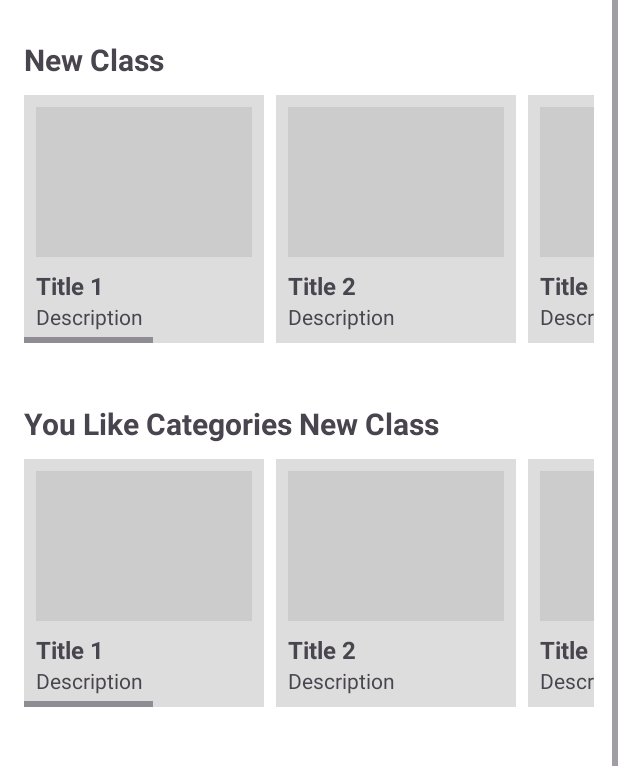
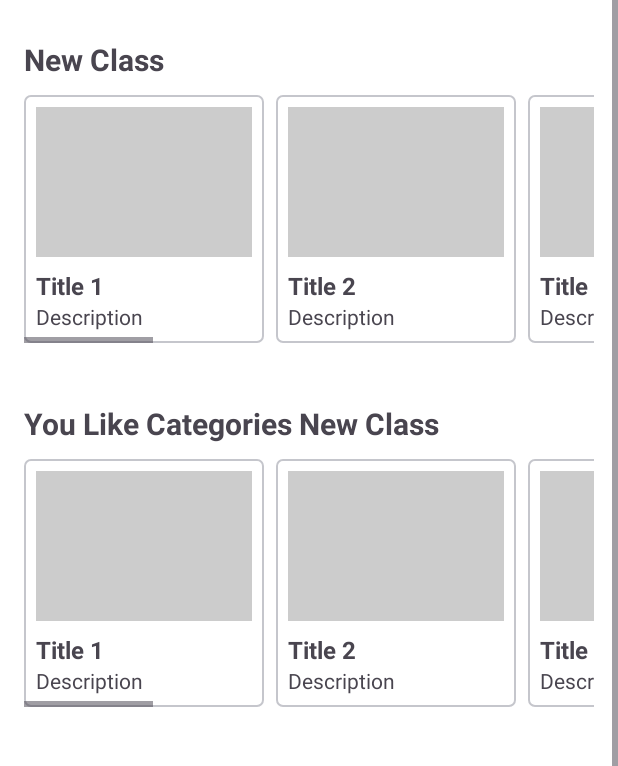
Before and after one commit to PlantInGreenhouse/MP_TermProject_1, an Android app: the lobby_3 screen opened directly, with no data from a screen before it, on a phone screen of 412 x 824 dp, the part 84-850 px from its top. Run offline under Robolectric (Android 15) with nearby library versions, the phone set to English and light mode, and no system bars.

Commit message:
Update lobby_3.xml

```diff
--- a/app/src/main/res/layout/lobby_3.xml
+++ b/app/src/main/res/layout/lobby_3.xml
@@ -96,7 +96,7 @@
                         android:layout_width="160dp"
                         android:layout_height="wrap_content"
                         android:layout_marginEnd="8dp"
-                        android:background="#DDDDDD"
+                        android:background="@drawable/stroke"
                         android:orientation="vertical"
                         android:padding="8dp">
 
@@ -123,7 +123,7 @@
                         android:layout_width="160dp"
                         android:layout_height="wrap_content"
                         android:layout_marginEnd="8dp"
-                        android:background="#DDDDDD"
+                        android:background="@drawable/stroke"
                         android:orientation="vertical"
                         android:padding="8dp">
 
@@ -150,7 +150,7 @@
                         android:layout_width="160dp"
                         android:layout_height="wrap_content"
                         android:layout_marginEnd="8dp"
-                        android:background="#DDDDDD"
+                        android:background="@drawable/stroke"
                         android:orientation="vertical"
                         android:padding="8dp">
 
@@ -177,7 +177,7 @@
                         android:layout_width="160dp"
                         android:layout_height="wrap_content"
                         android:layout_marginEnd="8dp"
-                        android:background="#DDDDDD"
+                        android:background="@drawable/stroke"
                         android:orientation="vertical"
                         android:padding="8dp">
 
@@ -204,7 +204,7 @@
                         android:layout_width="160dp"
                         android:layout_height="wrap_content"
                         android:layout_marginEnd="8dp"
-                        android:background="#DDDDDD"
+                        android:background="@drawable/stroke"
                         android:orientation="vertical"
                         android:padding="8dp">
 
@@ -231,7 +231,7 @@
                         android:layout_width="160dp"
                         android:layout_height="wrap_content"
                         android:layout_marginEnd="8dp"
-                        android:background="#DDDDDD"
+                        android:background="@drawable/stroke"
                         android:orientation="vertical"
                         android:padding="8dp">
 
@@ -258,7 +258,7 @@
                         android:layout_width="160dp"
                         android:layout_height="wrap_content"
                         android:layout_marginEnd="8dp"
-                        android:background="#DDDDDD"
+                        android:background="@drawable/stroke"
                         android:orientation="vertical"
                         android:padding="8dp">
 
@@ -285,7 +285,7 @@
                         android:layout_width="160dp"
                         android:layout_height="wrap_content"
                         android:layout_marginEnd="8dp"
-                        android:background="#DDDDDD"
+                        android:background="@drawable/stroke"
                         android:orientation="vertical"
                         android:padding="8dp">
 
@@ -312,7 +312,7 @@
                         android:layout_width="160dp"
                         android:layout_height="wrap_content"
                         android:layout_marginEnd="8dp"
-                        android:background="#DDDDDD"
+                        android:background="@drawable/stroke"
                         android:orientation="vertical"
                         android:padding="8dp">
 
@@ -339,7 +339,7 @@
                         android:layout_width="160dp"
                         android:layout_height="wrap_content"
                         android:layout_marginEnd="8dp"
-                        android:background="#DDDDDD"
+                        android:background="@drawable/stroke"
                         android:orientation="vertical"
                         android:padding="8dp">
 
@@ -390,7 +390,7 @@
                         android:layout_height="wrap_content"
                         android:orientation="vertical"
                         android:layout_marginEnd="8dp"
-                        android:background="#DDDDDD"
+                        android:background="@drawable/stroke"
                         android:padding="8dp">
 
                         <ImageView
@@ -417,7 +417,7 @@
                         android:layout_height="wrap_content"
                         android:orientation="vertical"
                         android:layout_marginEnd="8dp"
-                        android:background="#DDDDDD"
+                        android:background="@drawable/stroke"
                         android:padding="8dp">
 
                         <ImageView
@@ -444,7 +444,7 @@
                         android:layout_height="wrap_content"
                         android:orientation="vertical"
                         android:layout_marginEnd="8dp"
-                        android:background="#DDDDDD"
+                        android:background="@drawable/stroke"
                         android:padding="8dp">
 
                         <ImageView
@@ -471,7 +471,7 @@
                         android:layout_height="wrap_content"
                         android:orientation="vertical"
                         android:layout_marginEnd="8dp"
-                        android:background="#DDDDDD"
+                        android:background="@drawable/stroke"
                         android:padding="8dp">
 
                         <ImageView
@@ -498,7 +498,7 @@
                         android:layout_height="wrap_content"
                         android:orientation="vertical"
                         android:layout_marginEnd="8dp"
-                        android:background="#DDDDDD"
+                        android:background="@drawable/stroke"
                         android:padding="8dp">
 
                         <ImageView
@@ -525,7 +525,7 @@
                         android:layout_height="wrap_content"
                         android:orientation="vertical"
                         android:layout_marginEnd="8dp"
-                        android:background="#DDDDDD"
+                        android:background="@drawable/stroke"
                         android:padding="8dp">
 
                         <ImageView
@@ -552,7 +552,7 @@
                         android:layout_height="wrap_content"
                         android:orientation="vertical"
                         android:layout_marginEnd="8dp"
-                        android:background="#DDDDDD"
+                        android:background="@drawable/stroke"
                         android:padding="8dp">
 
                         <ImageView
@@ -579,7 +579,7 @@
                         android:layout_height="wrap_content"
                         android:orientation="vertical"
                         android:layout_marginEnd="8dp"
-                        android:background="#DDDDDD"
+                        android:background="@drawable/stroke"
                         android:padding="8dp">
 
                         <ImageView
@@ -606,7 +606,7 @@
                         android:layout_height="wrap_content"
                         android:orientation="vertical"
                         android:layout_marginEnd="8dp"
-                        android:background="#DDDDDD"
+                        android:background="@drawable/stroke"
                         android:padding="8dp">
 
                         <ImageView
@@ -633,7 +633,7 @@
                         android:layout_height="wrap_content"
                         android:orientation="vertical"
                         android:layout_marginEnd="8dp"
-                        android:background="#DDDDDD"
+                        android:background="@drawable/stroke"
                         android:padding="8dp">
 
                         <ImageView
@@ -680,7 +680,8 @@
                     android:layout_column="0"
                     android:layout_columnWeight="1"
                     android:layout_rowWeight="1"
-                    android:layout_margin="10dp">
+                    android:layout_margin="10dp"
+                    >
 
                     <ImageButton
                         android:id="@+id/button_art"
```
